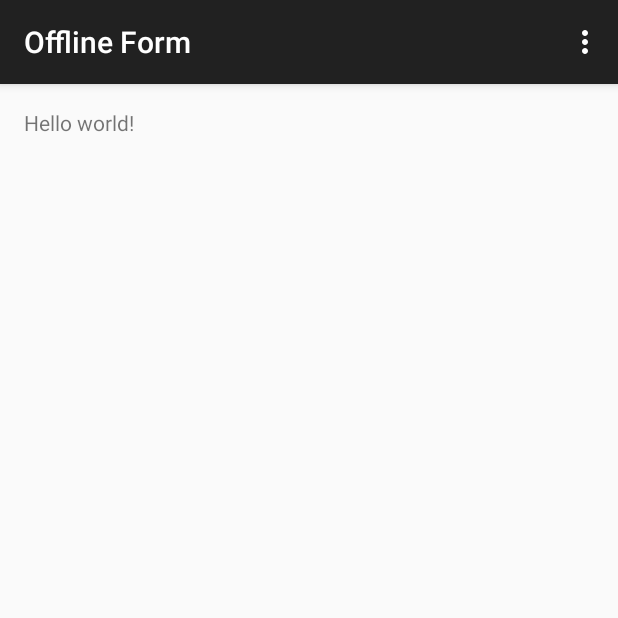
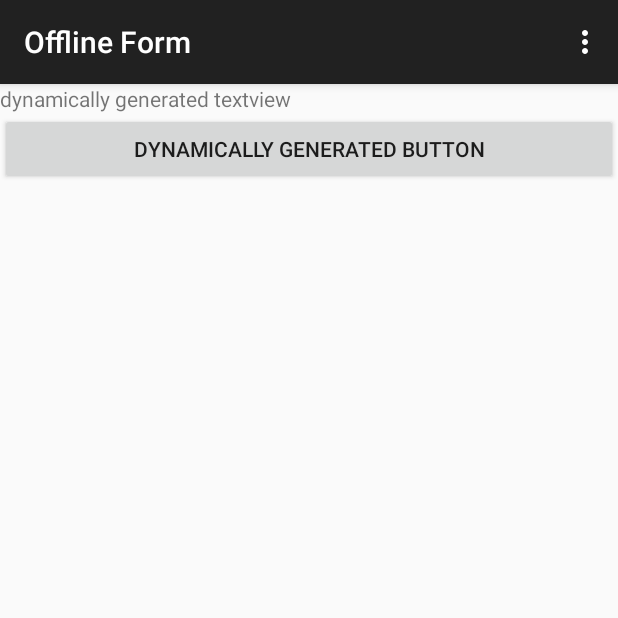
Before and after one commit to choochootrain/android-offline-forms, an Android app: the screen it shows after launch (MainActivity), on a phone screen of 412 x 824 dp, the top half of it. Run offline under Robolectric (Android 15) with nearby library versions, the phone set to English and light mode, and no system bars.

Commit message:
add structure for dynamic form builder

```diff
--- a/app/src/main/java/com/choochootrain/offlineform/app/MainActivity.java
+++ b/app/src/main/java/com/choochootrain/offlineform/app/MainActivity.java
@@ -4,14 +4,24 @@ import android.support.v7.app.ActionBarActivity;
 import android.os.Bundle;
 import android.view.Menu;
 import android.view.MenuItem;
+import android.widget.LinearLayout;
+
+import com.choochootrain.offlineform.app.forms.FormBuilder;
 
 
 public class MainActivity extends ActionBarActivity {
+    private FormBuilder formBuilder;
 
     @Override
     protected void onCreate(Bundle savedInstanceState) {
         super.onCreate(savedInstanceState);
-        setContentView(R.layout.activity_main);
+        setContentView(R.layout.empty_form);
+
+        LinearLayout formLayout = (LinearLayout)findViewById(R.id.form_layout);
+
+        formBuilder = new FormBuilder(this);
+
+        formBuilder.populateForm(formLayout, "");
     }
 
 
--- /dev/null
+++ b/app/src/main/java/com/choochootrain/offlineform/app/forms/FormBuilder.java
@@ -0,0 +1,27 @@
+package com.choochootrain.offlineform.app.forms;
+
+import android.content.Context;
+import android.widget.Button;
+import android.widget.LinearLayout;
+import android.widget.TextView;
+
+public class FormBuilder {
+    private Context context;
+
+    public FormBuilder(Context context) {
+        this.context = context;
+    }
+
+    public void populateForm(LinearLayout layout, String formData) {
+        TextView test = new TextView(context);
+        test.setId(123);
+        test.setText("dynamically generated textview");
+
+        Button test2 = new Button(context);
+        test2.setId(124);
+        test2.setText("dynamically generated button");
+
+        layout.addView(test);
+        layout.addView(test2);
+    }
+}
--- /dev/null
+++ b/app/src/main/res/layout/empty_form.xml
@@ -0,0 +1,8 @@
+<?xml version="1.0" encoding="utf-8"?>
+
+<LinearLayout xmlns:android="http://schemas.android.com/apk/res/android"
+    android:orientation="vertical" android:layout_width="match_parent"
+    android:layout_height="match_parent"
+    android:id="@+id/form_layout">
+
+</LinearLayout>
```
